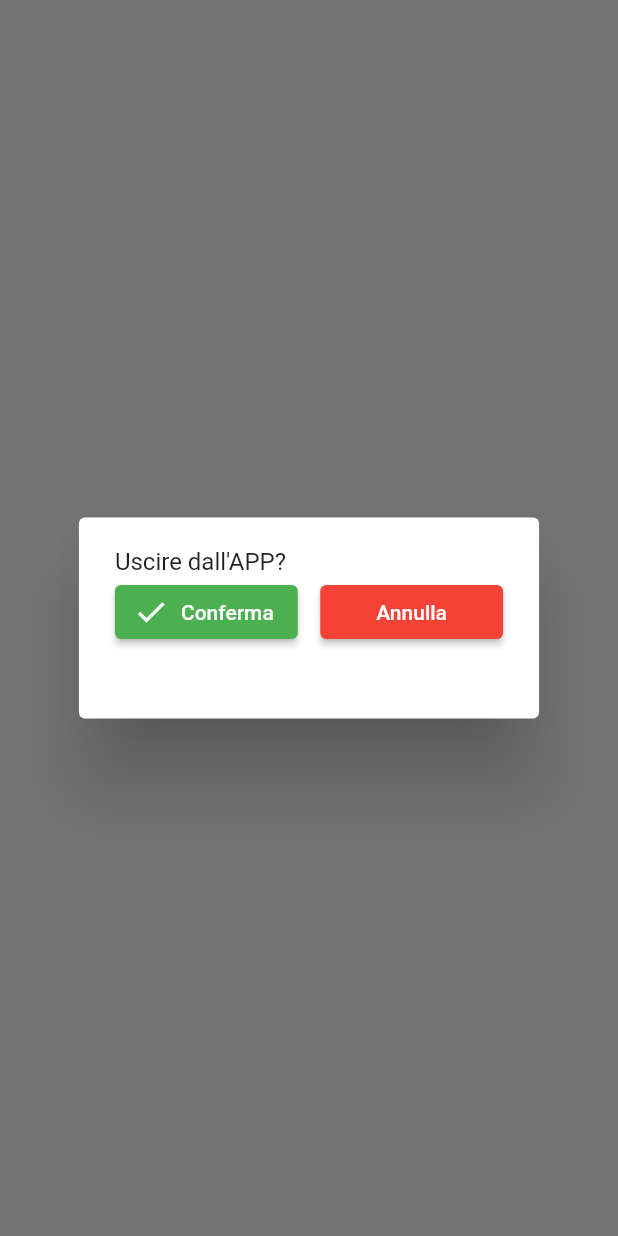
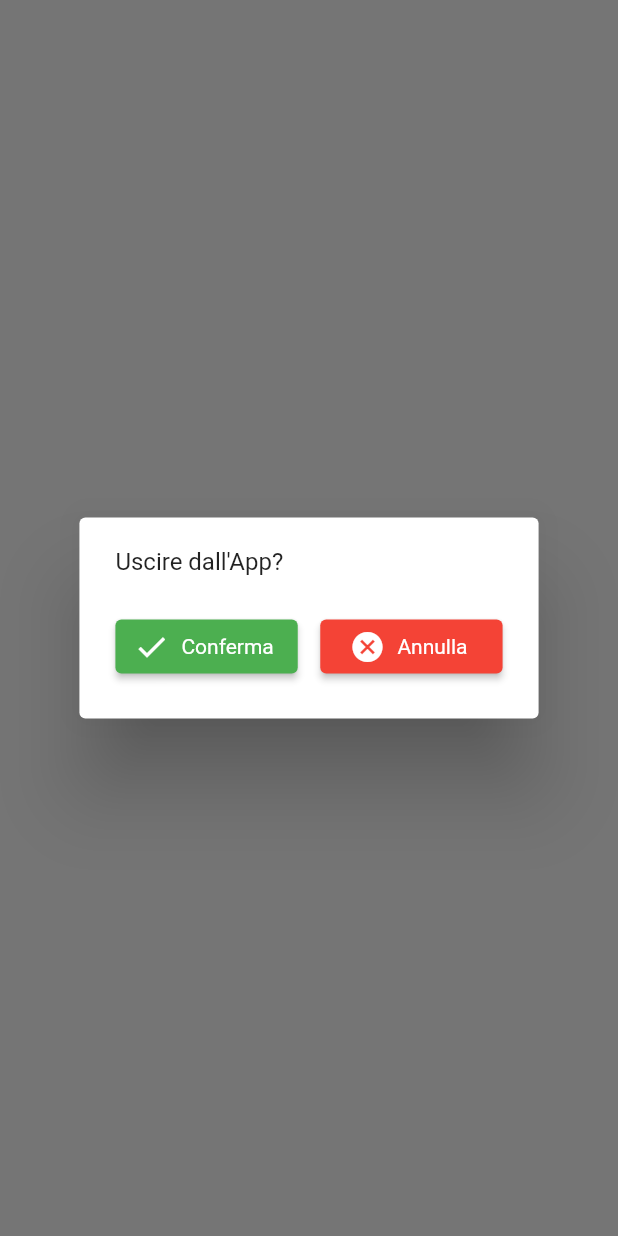
Before and after one commit to edoremo00/authusermobile, a Flutter app: what showExitPopup() shows on an empty page, opened directly, on a phone screen of 412 x 824 dp. Run offline on Flutter 3.47's test engine with Material 2 defaults, Android fonts, the phone set to English and light mode, and no system bars; our stand-ins replace another_flushbar, image_picker, introduction_screen, shared_preferences; missing offline and left inert: flutter_custom_tabs; accounts and stored records are empty; network calls fail.

Commit message:
aggiunto expanded+bottoni hanno delle icone

```diff
--- a/lib/schermate/exitpopup.dart
+++ b/lib/schermate/exitpopup.dart
@@ -12,7 +12,7 @@ Future<bool> showExitPopup(context) async {
               //mainAxisAlignment: MainAxisAlignment.spaceBetween,
               children: [
                 //Icon(Icons.exit_to_app_rounded),
-                Text("Uscire dall'APP?"),
+                Expanded(child: Text("Uscire dall'App?")),
                 Row(
                   children: [
                     Expanded(
@@ -25,18 +25,26 @@ Future<bool> showExitPopup(context) async {
                         },
                         style: ElevatedButton.styleFrom(primary: Colors.green),
                         icon: Icon(Icons.check),
-                        label: Text('Conferma'),
+                        label: Text(
+                          'Conferma',
+                          style: TextStyle(
+                              color: Colors.white, fontWeight: FontWeight.w400),
+                        ),
                       ),
                     ),
                     SizedBox(width: 15),
                     Expanded(
-                      child: ElevatedButton(
+                      child: ElevatedButton.icon(
                         onPressed: () {
                           print('no selected');
                           Navigator.of(context).pop(false);
                         },
-                        child: Text("Annulla",
-                            style: TextStyle(color: Colors.white)),
+                        label: Text(
+                          "Annulla",
+                          style: TextStyle(
+                              color: Colors.white, fontWeight: FontWeight.w400),
+                        ),
+                        icon: Icon(Icons.cancel_sharp),
                         style: ElevatedButton.styleFrom(
                           primary: Colors.red,
                         ),
```
